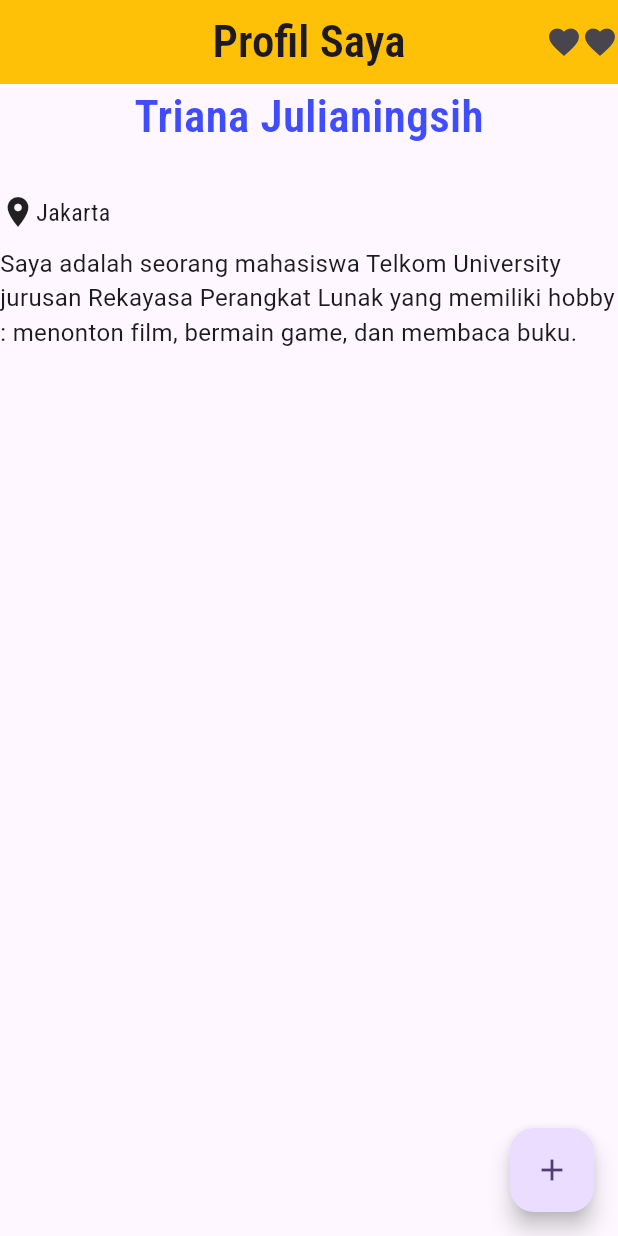
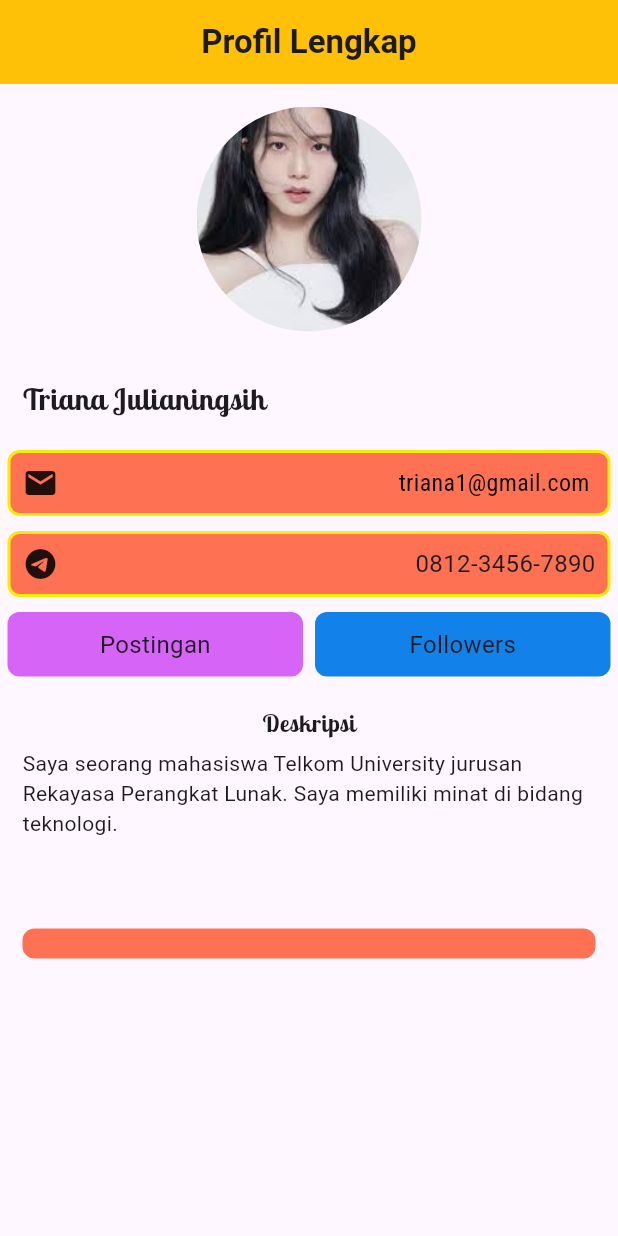
Before and after one commit to TrianaJulianingsih/FlutterProject, a Flutter app: the screen it shows after launch, on a phone screen of 412 x 824 dp. Run offline on Flutter 3.47's test engine with Material 3 defaults, Android fonts, the light colour scheme and no system bars.

Commit message:
Update Tugas 2 Flutter

```diff
--- a/lib/start.dart
+++ b/lib/day5/start.dart
@@ -40,6 +40,7 @@ class StartWidget extends StatelessWidget {
         spacing: 10,
         children: [
           //Warna Standar Flutter (MEJIKUHIBINIU)
+
           Text(
             "Triana Julianingsih",
             style: TextStyle(
--- /dev/null
+++ b/lib/day6/tugas_2.dart
@@ -0,0 +1,178 @@
+import 'package:flutter/material.dart';
+
+class TugasDua extends StatelessWidget {
+  const TugasDua ({super.key});
+
+  @override
+  Widget build(BuildContext context) {
+    return Scaffold(
+      appBar: AppBar(
+        title: Text("Profil Lengkap",
+        style: TextStyle(
+          fontWeight: FontWeight.bold
+        ),
+        ),
+        centerTitle: true,
+        backgroundColor: Colors.amber,
+      ),
+
+      body: Column(
+        children:[
+          Padding(
+            padding: const EdgeInsets.all(15),
+            child: Container(
+              height: 150,
+              width: 150,
+              decoration: BoxDecoration(
+                shape: BoxShape.circle,
+                image: DecorationImage(
+                  fit: BoxFit.cover,
+                  image: AssetImage("assets/images/jiso.jpg")
+                ),
+              ),
+
+            ),
+
+          ),
+          Padding(
+            padding: const EdgeInsets.all(15),
+              child: Row(
+                children: [
+                  Text("Triana Julianingsih",
+                    style: TextStyle(
+                      fontSize: 20,
+                      fontFamily: "Lobster"
+                    ),
+                  ),
+                ],
+              ),
+          ),
+          Padding(
+            padding: const EdgeInsets.all(5),
+            child: Container(
+              padding: const EdgeInsets.all(8),
+              decoration: BoxDecoration(
+                color: const Color.fromARGB(255, 254, 114, 83),
+                border: Border.all(color: const Color.fromARGB(255, 248, 236, 6), width: 2),
+                borderRadius: BorderRadius.circular(8)
+              ),
+              child: Row(
+                children: [
+                  Icon(Icons.email),
+                  Spacer(),
+                  Text("triana1@gmail.com ",
+                    style: TextStyle(
+                      fontFamily: "Roboto_Regular",
+                      color: Colors.black,
+                      fontSize: 16
+                    ),
+                  ),
+
+                ],
+
+              ),
+
+            ),
+
+          ),
+          Padding(
+            padding: const EdgeInsets.all(5),
+            child: Container(
+              padding: const EdgeInsets.all(8),
+                decoration: BoxDecoration(
+                  color: const Color.fromARGB(255, 254, 114, 83),
+                  border: Border.all(color: const Color.fromARGB(255, 248, 236, 6), width: 2),
+                  borderRadius: BorderRadius.circular(8)
+                ),
+              child: Row(
+                children: [
+                  Icon(Icons.telegram),
+                  Spacer(),
+                  Text("0812-3456-7890",
+                    style: TextStyle(
+                      fontSize: 16
+                    ),
+                  ),
+                ],
+              ),
+            ),
+          ),
+          Padding(
+            padding: const EdgeInsets.all(5),
+            child: Expanded(
+
+              child: Row(
+                children: [
+                  Expanded(
+
+                    child: Container(
+                      padding: const EdgeInsets.all(10),
+                      decoration: BoxDecoration(
+                        borderRadius: BorderRadius.circular(8),
+                        color: const Color.fromARGB(255, 213, 100, 247),
+                      ),
+                      child: Center(
+                        child:
+                          Text("Postingan",
+                            style: TextStyle(
+                                fontSize: 16
+                            ),
+                          )
+                      ),
+                    ),
+                  ),
+                  SizedBox(width: 8),
+                  Expanded(
+                    child: Container(
+                        padding: const EdgeInsets.all(10),
+                        decoration: BoxDecoration(
+                          borderRadius: BorderRadius.circular(8),
+                          color: const Color.fromARGB(255, 18, 130, 234),
+                        ),
+                      child: Center(
+                        child:
+                            Text("Followers",
+                              style: TextStyle(
+                                fontSize: 16
+                              ),
+                            )
+                      ),
+                    ),
+                  ),
+                ],
+              ),
+            ),
+          ),
+          Padding(
+            padding: const EdgeInsets.all(15),
+
+              child: Column(
+                children: [
+                  Text("Deskripsi",
+                    style: TextStyle(
+                      fontSize: 16,
+                      fontFamily: "Lobster"
+                    ),
+                  ),
+                  SizedBox(height: 5),
+                  Text("Saya seorang mahasiswa Telkom University jurusan Rekayasa Perangkat Lunak. Saya memiliki minat di bidang teknologi.")
+                ],
+              ),
+          ),
+          SizedBox(height: 30),
+          Padding(
+            padding: const EdgeInsets.all(15),
+            child: Container(
+              padding: const EdgeInsets.all(10),
+                decoration: BoxDecoration(
+                  color: const Color.fromARGB(255, 254, 114, 83),
+                  borderRadius: BorderRadius.circular(8)
+                ),
+            ),
+          )
+        ],
+
+      )
+    );
+  }
+}
--- a/lib/main.dart
+++ b/lib/main.dart
@@ -1,5 +1,6 @@
 import 'package:flutter/material.dart';
-import 'package:ppkd_flutter_1/start.dart';
+// import 'package:ppkd_flutter_1/day5/start.dart';
+import 'package:ppkd_flutter_1/day6/tugas_2.dart';
 
 void main() {
   runApp(const MyApp());
@@ -31,7 +32,7 @@ class MyApp extends StatelessWidget {
         // tested with just a hot reload.
         colorScheme: ColorScheme.fromSeed(seedColor: Colors.deepPurple),
       ),
-      home: StartWidget(),
+      home: TugasDua(),
     );
   }
 }
--- a/pubspec.yaml
+++ b/pubspec.yaml
@@ -61,6 +61,7 @@ flutter:
   # To add assets to your application, add an assets section, like this:
   assets:
     - assets/fonts/
+    - assets/images/
   #   - images/a_dot_ham.jpeg
 
   # An image asset can refer to one or more resolution-specific "variants", see
@@ -81,6 +82,9 @@ flutter:
     - family: Roboto_Regular
       fonts:
         - asset: assets/fonts/Roboto_Condensed-Regular.ttf
+    - family: Lobster
+      fonts:
+        - asset: assets/fonts/LobsterTwo-Bold.ttf
   #   - family: Trajan Pro
   #     fonts:
   #       - asset: fonts/TrajanPro.ttf
```
Also changed, not shown: assets/fonts/LobsterTwo-Bold.ttf (added), assets/images/jiso.jpg (added).
